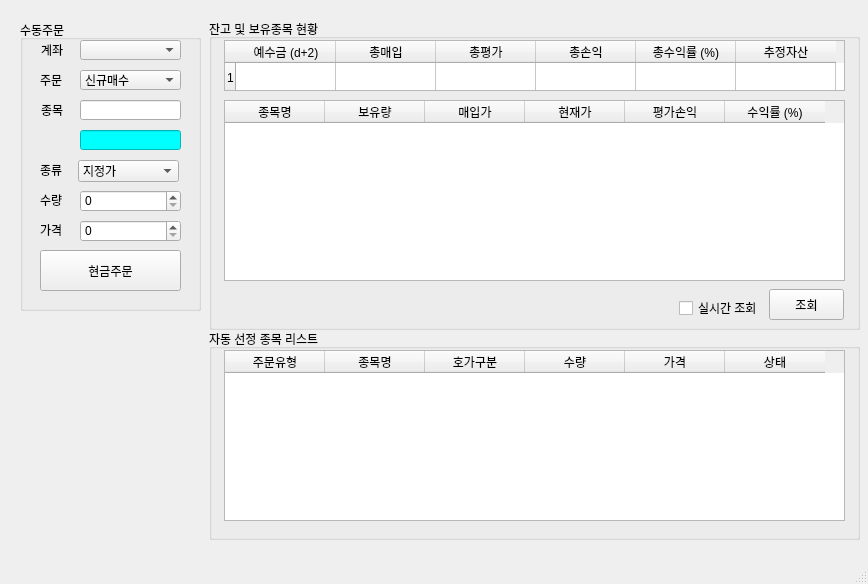
Before: the Qt Designer form pytrader.ui in didw/PyTrader, drawn with Qt 5.
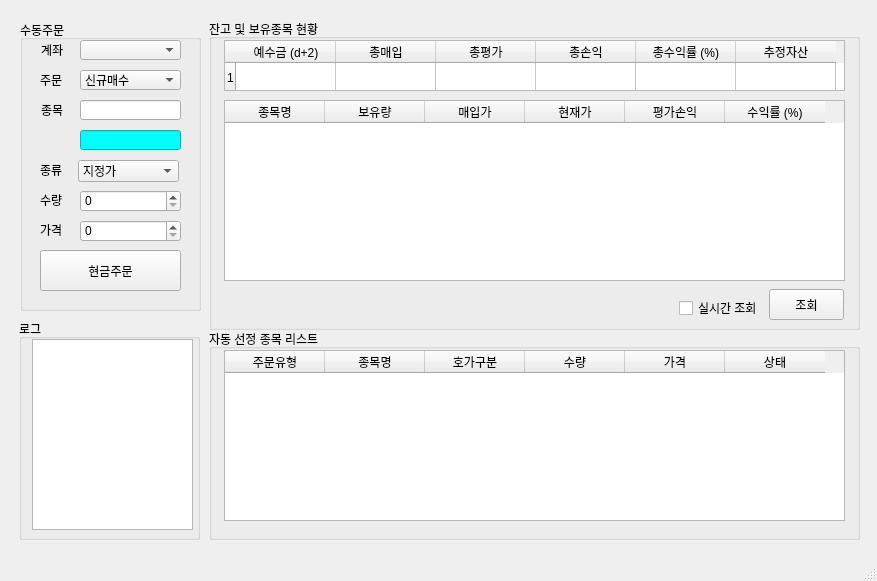
After: the same form once the commit is applied.

Commit message: merge w/ ref

What changed in the file:
```diff
--- a/pytrader.ui
+++ b/pytrader.ui
@@ -6,8 +6,8 @@
    <rect>
     <x>0</x>
     <y>0</y>
-    <width>868</width>
-    <height>584</height>
+    <width>877</width>
+    <height>581</height>
    </rect>
   </property>
   <property name="windowTitle">
@@ -406,6 +406,29 @@
      </column>
     </widget>
    </widget>
+   <widget class="QGroupBox" name="groupBox_4">
+    <property name="geometry">
+     <rect>
+      <x>19</x>
+      <y>319</y>
+      <width>181</width>
+      <height>221</height>
+     </rect>
+    </property>
+    <property name="title">
+     <string>로그</string>
+    </property>
+    <widget class="QTextEdit" name="logTextEdit">
+     <property name="geometry">
+      <rect>
+       <x>13</x>
+       <y>20</y>
+       <width>161</width>
+       <height>191</height>
+      </rect>
+     </property>
+    </widget>
+   </widget>
   </widget>
   <widget class="QMenuBar" name="menubar">
    <property name="geometry">
```
Left out of the diff: 26 changed lines with no effect on the pictures. The commit also changes 2 other files.
